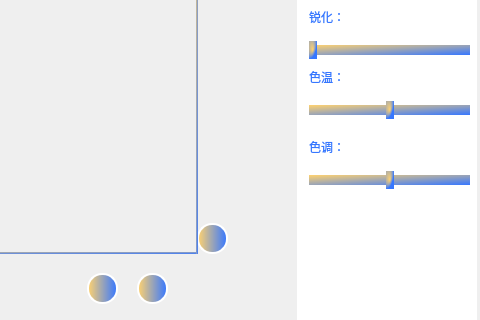
Above: qt_demo/mainwindow.ui from Signal-groupproject/digital_signal before the change; both pictures show x 653 to 1133 and y 197 to 517 of the 1133 by 752 pixel window. Below: the same form after it.
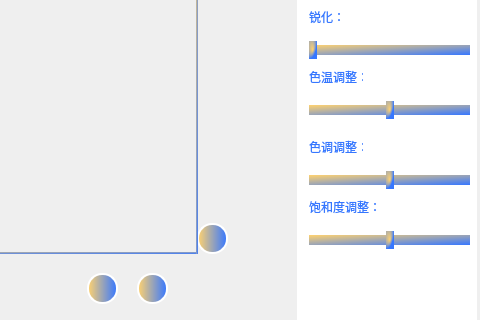
That is the form after the change. Icons and pictures are not drawn.

Diff of the .ui file:
```diff
--- a/qt_demo/mainwindow.ui
+++ b/qt_demo/mainwindow.ui
@@ -968,7 +968,7 @@
 </string>
      </property>
      <property name="text">
-      <string>色温：</string>
+      <string>色温调整：</string>
      </property>
     </widget>
     <widget class="QSlider" name="color_temperature">
@@ -1052,7 +1052,7 @@
 </string>
      </property>
      <property name="text">
-      <string>色调：</string>
+      <string>色调调整：</string>
      </property>
     </widget>
     <widget class="QSlider" name="tone">
@@ -1119,6 +1119,90 @@
       <string/>
      </property>
     </widget>
+    <widget class="QLabel" name="angle_9">
+     <property name="geometry">
+      <rect>
+       <x>80</x>
+       <y>370</y>
+       <width>61</width>
+       <height>16</height>
+      </rect>
+     </property>
+     <property name="styleSheet">
+      <string notr="true">QLabel {
+    color: qlineargradient(x1: 0, y1: 0, x2: 1, y2: 1, stop: 0 #ffd26f, stop: 1 #3677ff);
+background-color:rgba(255,255,255,0);
+}
+</string>
+     </property>
+     <property name="text">
+      <string/>
+     </property>
+    </widget>
+    <widget class="QSlider" name="saturation">
+     <property name="geometry">
+      <rect>
+       <x>10</x>
+       <y>400</y>
+       <width>161</width>
+       <height>22</height>
+      </rect>
+     </property>
+     <property name="styleSheet">
+      <string notr="true">QSlider::add-page:Horizontal {
+    background: qlineargradient(spread:pad, x1:0, y1:0, x2:1, y2:1, stop:0 #ffd26f, stop:1 #3677ff);
+    height: 4px;
+	background-color:rgba(255,255,255,0);
+}
+
+QSlider::sub-page:Horizontal {
+    background: qlineargradient(spread:pad, x1:0, y1:0, x2:1, y2:1, stop:0 #ffd26f, stop:1 #3677ff);
+    height: 4px;
+	background-color:rgba(255,255,255,0);
+}
+
+QSlider::groove:Horizontal {
+    background: qlineargradient(spread:pad, x1:0, y1:0, x2:1, y2:1, stop:0 #ffd26f, stop:1 #3677ff);
+    height: 10px;
+}
+
+QSlider::handle:Horizontal {
+    width: 8px;
+    margin: -4 0px;
+    background: qradialgradient(cx:0, cy:0, radius:1, fx:0.5, fy:0.5, stop:0 #ffd26f, stop:1 #3677ff);
+}
+</string>
+     </property>
+     <property name="minimum">
+      <number>-100</number>
+     </property>
+     <property name="maximum">
+      <number>100</number>
+     </property>
+     <property name="orientation">
+      <enum>Qt::Horizontal</enum>
+     </property>
+    </widget>
+    <widget class="QLabel" name="label_10">
+     <property name="geometry">
+      <rect>
+       <x>10</x>
+       <y>370</y>
+       <width>71</width>
+       <height>16</height>
+      </rect>
+     </property>
+     <property name="styleSheet">
+      <string notr="true">QLabel {
+    color: qlineargradient(x1: 0, y1: 0, x2: 1, y2: 1, stop: 0 #ffd26f, stop: 1 #3677ff);
+	background-color:rgba(255,255,255,0);
+}
+</string>
+     </property>
+     <property name="text">
+      <string>饱和度调整：</string>
+     </property>
+    </widget>
    </widget>
    <widget class="QWidget" name="tab_2">
     <attribute name="title">
```
